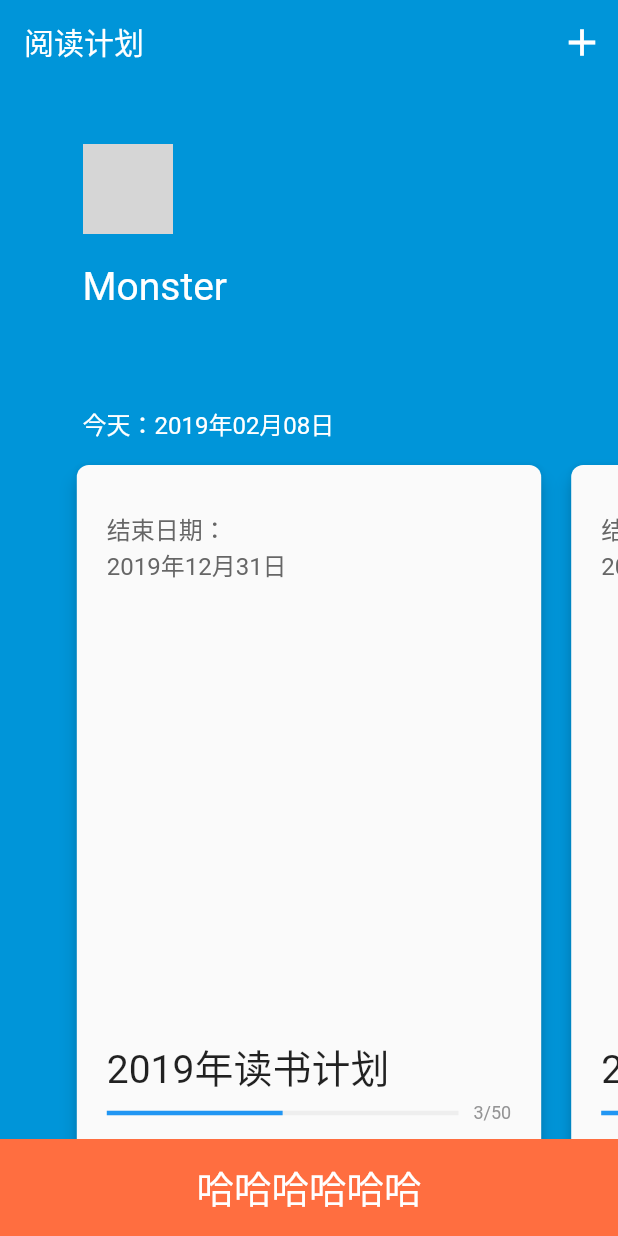
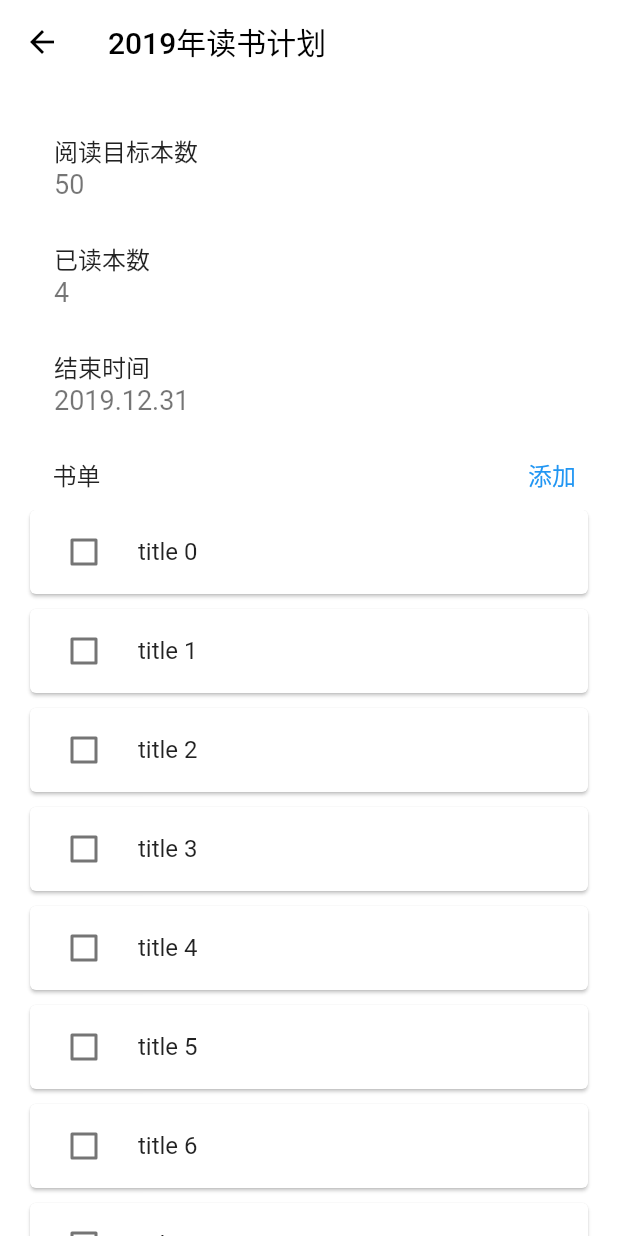
Before and after one commit to radishwu/PlanBooks, a Flutter app: the screen it shows after launch, after a tap on "结束日期：", on a phone screen of 412 x 824 dp. Run offline on Flutter 3.47's test engine with Material 2 defaults, Android fonts, the phone set to English and light mode, and no system bars; network calls fail; grey boxes are pictures that could not be loaded.

Commit message:
fix:new plan detail page

```diff
--- /dev/null
+++ b/lib/entity/book_entity.dart
@@ -0,0 +1,6 @@
+class BookEntity {
+  String title;
+  bool isRead;
+
+  BookEntity(this.title, this.isRead);
+}
--- /dev/null
+++ b/lib/entity/plan_entity.dart
@@ -0,0 +1,8 @@
+class PlanEntity {
+  String name;
+  int total;
+  int current;
+  String endDate;
+
+  PlanEntity(this.name, this.total, this.current, this.endDate);
+}
--- a/lib/main.dart
+++ b/lib/main.dart
@@ -5,6 +5,6 @@ import 'ui/create_plan.dart';
 void main() => runApp(MaterialApp(
       home: new HomeApp(),
       routes: <String, WidgetBuilder>{
-        '/create_plan': (BuildContext context) => new CreatePlan()
+        '/create_plan': (BuildContext context) => new CreatePlan(),
       },
     ));
--- a/lib/ui/create_plan.dart
+++ b/lib/ui/create_plan.dart
@@ -2,6 +2,7 @@ import 'package:flutter/material.dart';
 import 'package:intl/intl.dart';
 
 class CreatePlan extends StatefulWidget {
+
   @override
   State<StatefulWidget> createState() => CreatePlanState();
 }
--- a/lib/ui/home.dart
+++ b/lib/ui/home.dart
@@ -1,5 +1,7 @@
 import 'package:flutter/material.dart';
 import 'package:intl/intl.dart';
+import 'plan_detail.dart';
+import '../entity/plan_entity.dart';
 
 class HomeApp extends StatelessWidget {
   @override
@@ -19,7 +21,8 @@ class HomeApp extends StatelessWidget {
                     color: Colors.white,
                     size: 30,
                   ),
-                  onPressed: () => Navigator.of(context).pushNamed('/create_plan'),
+                  onPressed: () =>
+                      Navigator.of(context).pushNamed('/create_plan'),
                 )
               ],
             ),
@@ -104,16 +107,13 @@ class CardPageState extends State<CardPage> {
             ),
             child: GestureDetector(
               onTap: () {
-                Scaffold.of(context).showSnackBar(SnackBar(
-                  backgroundColor: Colors.deepOrangeAccent,
-                  duration: Duration(milliseconds: 800),
-                  content: Center(
-                    child: Text(
-                      "哈哈哈哈哈哈",
-                      style: TextStyle(fontSize: 25.0),
-                    ),
-                  ),
-                ));
+                Navigator.push(
+                    context,
+                    new MaterialPageRoute(
+                      builder: (context) => new PlanDetail(
+                          planEntity:
+                              new PlanEntity('2019年读书计划', 50, 4, '2019.12.31')),
+                    ));
               },
               child: new Material(
                 elevation: 5.0,
--- /dev/null
+++ b/lib/ui/plan_detail.dart
@@ -0,0 +1,115 @@
+import 'package:flutter/material.dart';
+import '../entity/plan_entity.dart';
+import '../entity/book_entity.dart';
+
+class PlanDetail extends StatefulWidget {
+  final PlanEntity planEntity;
+
+  PlanDetail({Key key, @required this.planEntity}) : super(key: key);
+
+  @override
+  State<StatefulWidget> createState() => new PlanDetailPage(planEntity);
+}
+
+class PlanDetailPage extends State<PlanDetail> {
+  final PlanEntity planEntity;
+
+  PlanDetailPage(this.planEntity);
+
+  var items = new List<BookEntity>.generate(
+      20, (i) => new BookEntity('title $i', false));
+
+  @override
+  Widget build(BuildContext context) {
+    return new Scaffold(
+      backgroundColor: Colors.white,
+      appBar: new AppBar(
+        leading: IconButton(
+          icon: Icon(Icons.arrow_back, color: Colors.black),
+          onPressed: () => Navigator.of(context).pop(),
+        ),
+        elevation: 0,
+        backgroundColor: Colors.white,
+        title: new Text(
+          planEntity.name,
+          style: TextStyle(color: Colors.black),
+        ),
+      ),
+      body: new Column(
+        children: <Widget>[
+          new Container(
+            padding: const EdgeInsets.only(top: 20, left: 20, right: 20),
+            child: new ListTile(
+              title: Text('阅读目标本数'),
+              subtitle: Text(
+                planEntity.total.toString(),
+                style: TextStyle(fontSize: 18),
+              ),
+            ),
+          ),
+          new Container(
+            padding: const EdgeInsets.only(left: 20, right: 20),
+            child: new ListTile(
+              title: Text('已读本数'),
+              subtitle: Text(
+                planEntity.current.toString(),
+                style: TextStyle(fontSize: 18),
+              ),
+            ),
+          ),
+          new Container(
+            padding: const EdgeInsets.only(left: 20, right: 20),
+            child: new ListTile(
+              title: Text('结束时间'),
+              subtitle: Text(
+                planEntity.endDate,
+                style: TextStyle(fontSize: 18),
+              ),
+            ),
+          ),
+          new Row(
+            mainAxisAlignment: MainAxisAlignment.spaceBetween,
+            children: <Widget>[
+              new Container(
+                padding: const EdgeInsets.only(left: 35),
+                child: Text(
+                  '书单',
+                  style: TextStyle(fontSize: 16),
+                ),
+              ),
+              FlatButton(
+                onPressed: () {},
+                child: Text(
+                  '添加',
+                  style: TextStyle(fontSize: 16, color: Colors.blue),
+                ),
+              ),
+            ],
+          ),
+          new Expanded(
+            child: new ListView.builder(
+              itemCount: items.length,
+              itemBuilder: (context, index) {
+                return new Card(
+                    margin:
+                        const EdgeInsets.only(right: 20, left: 20, bottom: 10),
+                    child: new Container(
+                      child: new CheckboxListTile(
+                        controlAffinity: ListTileControlAffinity.leading,
+                        title: new Text(items[index].title),
+                        value: items[index].isRead,
+                        onChanged: (bool value) {
+                          setState(() {
+                            items[index].isRead = value;
+                          });
+                        },
+                      ),
+                    ));
+              },
+            ),
+          )
+        ],
+      ),
+    );
+  }
+}
```
